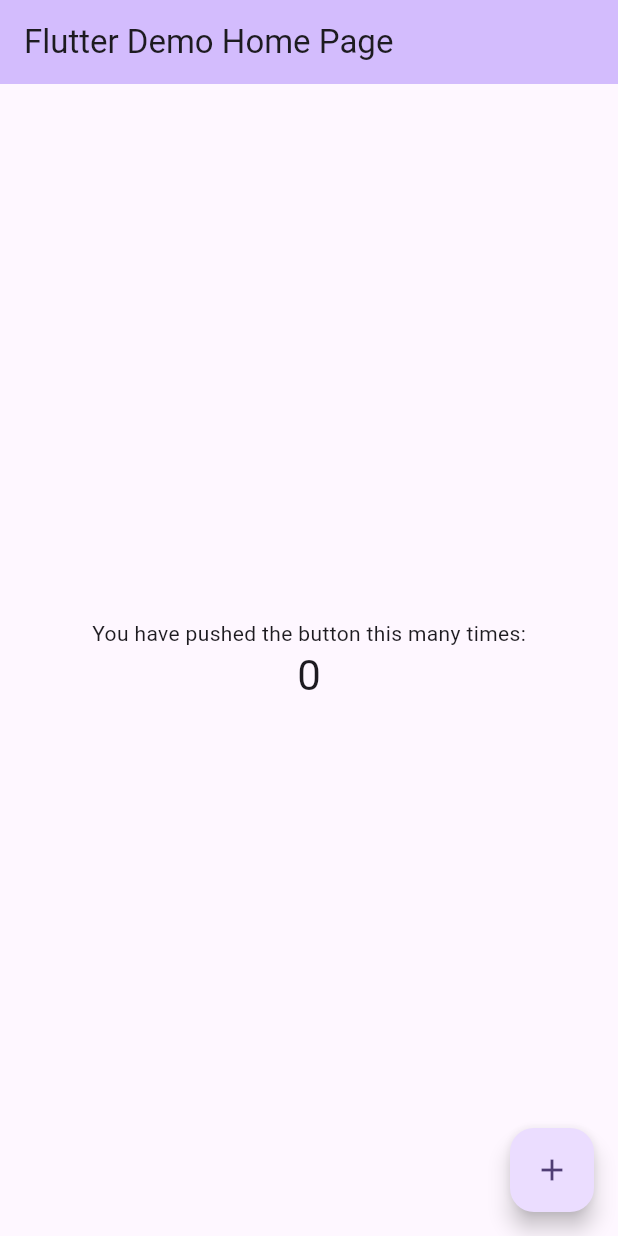
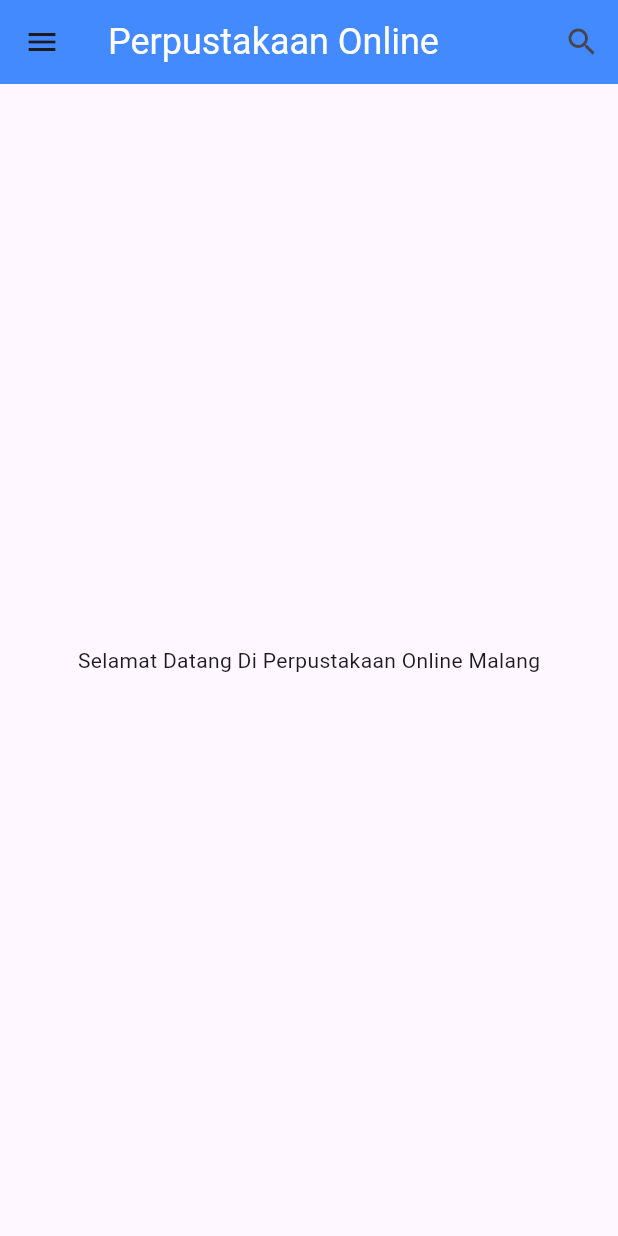
Before and after one commit to SIPalingMumet/Perpus_App, a Flutter app: the screen it shows after launch, on a phone screen of 412 x 824 dp. Run offline on Flutter 3.47's test engine with Material 3 defaults, Android fonts, the phone set to English and light mode, and no system bars.

Commit message:
Menambahkan icon pada app bar

```diff
--- a/lib/main.dart
+++ b/lib/main.dart
@@ -1,125 +1,35 @@
 import 'package:flutter/material.dart';
 
 void main() {
-  runApp(const MyApp());
+  runApp(MaterialApp(
+    home:MeinApp(),
+  ));
 }
 
-class MyApp extends StatelessWidget {
-  const MyApp({super.key});
-
-  // This widget is the root of your application.
+class MeinApp extends StatelessWidget {
   @override
   Widget build(BuildContext context) {
-    return MaterialApp(
-      title: 'Flutter Demo',
-      theme: ThemeData(
-        // This is the theme of your application.
-        //
-        // TRY THIS: Try running your application with "flutter run". You'll see
-        // the application has a purple toolbar. Then, without quitting the app,
-        // try changing the seedColor in the colorScheme below to Colors.green
-        // and then invoke "hot reload" (save your changes or press the "hot
-        // reload" button in a Flutter-supported IDE, or press "r" if you used
-        // the command line to start the app).
-        //
-        // Notice that the counter didn't reset back to zero; the application
-        // state is not lost during the reload. To reset the state, use hot
-        // restart instead.
-        //
-        // This works for code too, not just values: Most code changes can be
-        // tested with just a hot reload.
-        colorScheme: ColorScheme.fromSeed(seedColor: Colors.deepPurple),
-        useMaterial3: true,
+    return Scaffold(
+      appBar: AppBar(
+        title: Text("Perpustakaan Online",
+        style: TextStyle(fontFamily:'Roboto', fontSize: 24, color: Colors.white ),),
+     backgroundColor: Colors.blueAccent,
+     leading: IconButton(
+      icon: Icon(Icons.menu),
+      onPressed: (){
+
+      },
+     ),
+     actions: [
+      IconButton(icon: Icon(Icons.search),
+      onPressed: (){
+        showSearch(context: context, delegate: BookSearch());
+      },)
+     ],
       ),
-      home: const MyHomePage(title: 'Flutter Demo Home Page'),
+      body : Center(
+        child:Text("Selamat Datang Di Perpustakaan Online Malang"),
+      ),
     );
   }
 }
-
-class MyHomePage extends StatefulWidget {
-  const MyHomePage({super.key, required this.title});
-
-  // This widget is the home page of your application. It is stateful, meaning
-  // that it has a State object (defined below) that contains fields that affect
-  // how it looks.
-
-  // This class is the configuration for the state. It holds the values (in this
-  // case the title) provided by the parent (in this case the App widget) and
-  // used by the build method of the State. Fields in a Widget subclass are
-  // always marked "final".
-
-  final String title;
-
-  @override
-  State<MyHomePage> createState() => _MyHomePageState();
-}
-
-class _MyHomePageState extends State<MyHomePage> {
-  int _counter = 0;
-
-  void _incrementCounter() {
-    setState(() {
-      // This call to setState tells the Flutter framework that something has
-      // changed in this State, which causes it to rerun the build method below
-      // so that the display can reflect the updated values. If we changed
-      // _counter without calling setState(), then the build method would not be
-      // called again, and so nothing would appear to happen.
-      _counter++;
-    });
-  }
-
-  @override
-  Widget build(BuildContext context) {
-    // This method is rerun every time setState is called, for instance as done
-    // by the _incrementCounter method above.
-    //
-    // The Flutter framework has been optimized to make rerunning build methods
-    // fast, so that you can just rebuild anything that needs updating rather
-    // than having to individually change instances of widgets.
-    return Scaffold(
-      appBar: AppBar(
-        // TRY THIS: Try changing the color here to a specific color (to
-        // Colors.amber, perhaps?) and trigger a hot reload to see the AppBar
-        // change color while the other colors stay the same.
-        backgroundColor: Theme.of(context).colorScheme.inversePrimary,
-        // Here we take the value from the MyHomePage object that was created by
-        // the App.build method, and use it to set our appbar title.
-        title: Text(widget.title),
-      ),
-      body: Center(
-        // Center is a layout widget. It takes a single child and positions it
-        // in the middle of the parent.
-        child: Column(
-          // Column is also a layout widget. It takes a list of children and
-          // arranges them vertically. By default, it sizes itself to fit its
-          // children horizontally, and tries to be as tall as its parent.
-          //
-          // Column has various properties to control how it sizes itself and
-          // how it positions its children. Here we use mainAxisAlignment to
-          // center the children vertically; the main axis here is the vertical
-          // axis because Columns are vertical (the cross axis would be
-          // horizontal).
-          //
-          // TRY THIS: Invoke "debug painting" (choose the "Toggle Debug Paint"
-          // action in the IDE, or press "p" in the console), to see the
-          // wireframe for each widget.
-          mainAxisAlignment: MainAxisAlignment.center,
-          children: <Widget>[
-            const Text(
-              'You have pushed the button this many times:',
-            ),
-            Text(
-              '$_counter',
-              style: Theme.of(context).textTheme.headlineMedium,
-            ),
-          ],
-        ),
-      ),
-      floatingActionButton: FloatingActionButton(
-        onPressed: _incrementCounter,
-        tooltip: 'Increment',
-        child: const Icon(Icons.add),
-      ), // This trailing comma makes auto-formatting nicer for build methods.
-    );
-  }
-}
--- a/pubspec.yaml
+++ b/pubspec.yaml
@@ -30,6 +30,10 @@ environment:
 dependencies:
   flutter:
     sdk: flutter
+    provider: ^5.0.0
+  sqflite: ^2.0.0+4
+  path_provider: ^2.0.2
+  flutter_paginate: ^2.0.0
 
 
   # The following adds the Cupertino Icons font to your application.
```
